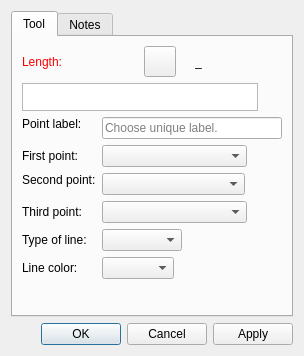
Old version of the form src/libs/vtools/dialogs/tools/dialogshoulderpoint.ui in the repository dismine/valentina.
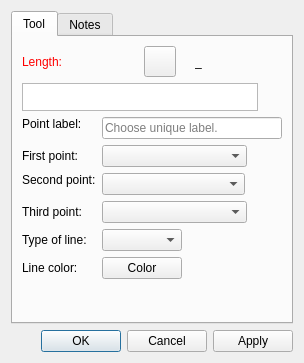
New version of the form. Icons and pictures are not drawn. Custom widgets are drawn as their Qt base class.

Commit message: Tool color picker.

Patch:
```diff
--- a/src/libs/vtools/dialogs/tools/dialogshoulderpoint.ui
+++ b/src/libs/vtools/dialogs/tools/dialogshoulderpoint.ui
@@ -7,7 +7,7 @@
     <x>0</x>
     <y>0</y>
     <width>304</width>
-    <height>356</height>
+    <height>363</height>
    </rect>
   </property>
   <property name="windowTitle">
@@ -375,7 +375,11 @@
           </widget>
          </item>
          <item row="5" column="1">
-          <widget class="QComboBox" name="comboBoxLineColor"/>
+          <widget class="VPE::QtColorPicker" name="pushButtonLineColor">
+           <property name="text">
+            <string>Color</string>
+           </property>
+          </widget>
          </item>
         </layout>
        </item>
@@ -419,6 +423,11 @@
   </layout>
  </widget>
  <customwidgets>
+  <customwidget>
+   <class>VPE::QtColorPicker</class>
+   <extends>QPushButton</extends>
+   <header>../vpropertyexplorer/qtcolorpicker.h</header>
+  </customwidget>
   <customwidget>
    <class>VPlainTextEdit</class>
    <extends>QPlainTextEdit</extends>
```
Left out of the diff: 5 changed lines with no effect on the pictures. The commit also changes 62 other files.
